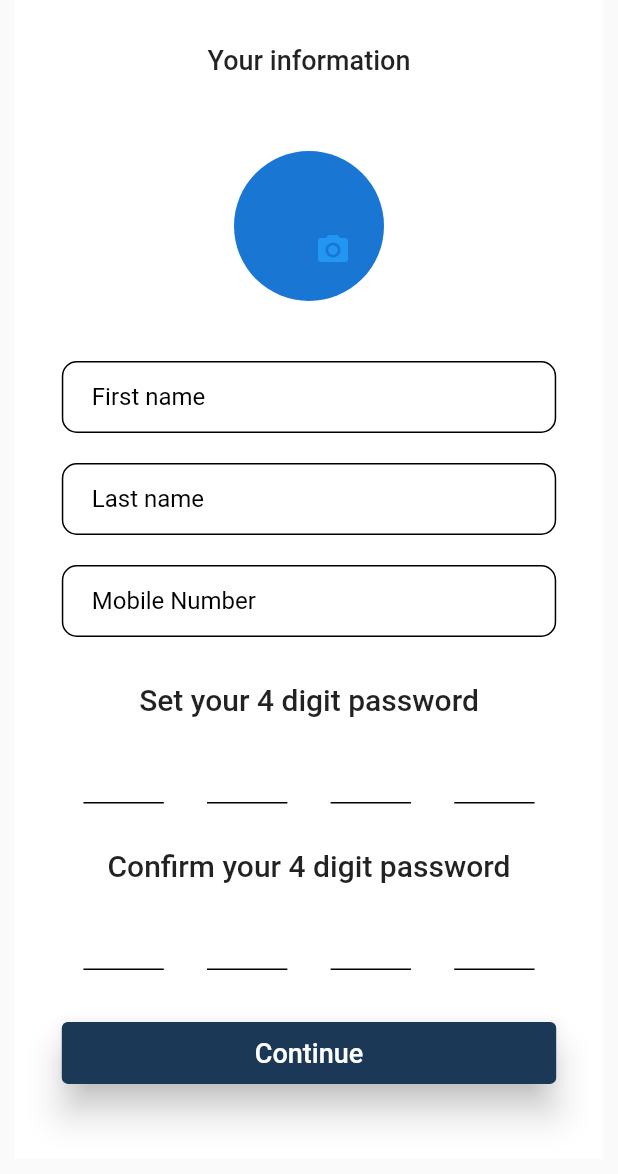
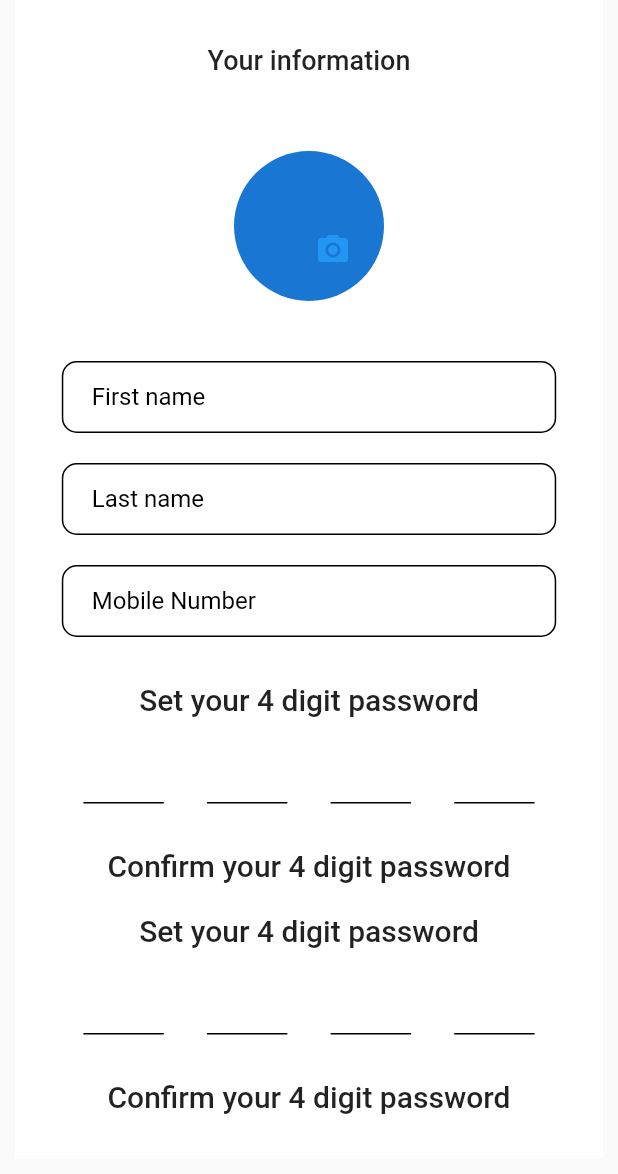
Before and after one commit to Tushaar28/Grooks, a Flutter app: the UserDetailScreen screen opened directly with empty values, on a phone screen of 412 x 824 dp, the part 62-1236 px from its top. Run offline on Flutter 3.47's test engine with Material 2 defaults, Android fonts, the phone set to English and light mode, and no system bars; drawn by our look-alikes of auto_size_text, otp_text_field; our stand-ins replace assets_audio_player, carousel_slider, cloud_firestore, cloud_functions, device_preview, double_back_to_close_app and 16 more; missing offline and left inert: cashfree_pg, clipboard, dbcrypt, encrypt, ota_update, slide_to_confirm; accounts and stored records are empty; Roboto replaces fonts that are missing (Poppins); project files that could hold a hidden picture were left out.

Commit message:
started password functionality

```diff
--- a/lib/screens/authentication/password_input_screen.dart
+++ b/lib/screens/authentication/password_input_screen.dart
@@ -242,7 +242,7 @@ class _PasswordScreenState extends State<PasswordScreen> {
                                           //             widget.question!.name,
                                           //         sharedViewMap:
                                           //             widget.sharedViewMap,
-                                          //       ),
+                                      //       ),
                                           //     ),
                                           //     (route) => false);
                                         } else {
--- a/lib/screens/user/user_detail_screen.dart
+++ b/lib/screens/user/user_detail_screen.dart
@@ -345,6 +345,96 @@ class _UserDetailScreenState extends State<UserDetailScreen> {
                         ),
                       ),
                     ),
+                    const Padding(
+                      padding: EdgeInsets.only(
+                        top: 20,
+                      ),
+                      child: Center(
+                        child: Text(
+                          "Set your 4 digit password",
+                          style: TextStyle(
+                            fontSize: 20,
+                            fontWeight: FontWeight.w500,
+                          ),
+                        ),
+                      ),
+                    ),
+                    SizedBox(
+                      width: MediaQuery.of(context).size.width * 0.8,
+                      child: Padding(
+                        padding: const EdgeInsets.fromLTRB(0, 10, 0, 10),
+                        child: OTPTextField(
+                          keyboardType: TextInputType.phone,
+                          obscureText: true,
+                          length: 4,
+                          width: MediaQuery.of(context).size.width,
+                          fieldWidth: MediaQuery.of(context).size.width * 0.13,
+                          otpFieldStyle: OtpFieldStyle(
+                            backgroundColor: Colors.white,
+                            borderColor: Colors.black,
+                            enabledBorderColor: Colors.black,
+                            focusBorderColor: Colors.black,
+                          ),
+                          style: const TextStyle(
+                            fontSize: 18,
+                            color: Colors.black,
+                          ),
+                          textFieldAlignment: MainAxisAlignment.spaceAround,
+                          fieldStyle: FieldStyle.underline,
+                          onChanged: (String value) {
+                            _passwordController.text = value;
+                          },
+                          onCompleted: (String pin) {
+                            _passwordController.text = pin.trim();
+                          },
+                        ),
+                      ),
+                    ),
+                    const Padding(
+                      padding: EdgeInsets.only(
+                        top: 20,
+                      ),
+                      child: Center(
+                        child: Text(
+                          "Confirm your 4 digit password",
+                          style: TextStyle(
+                            fontSize: 20,
+                            fontWeight: FontWeight.w500,
+                          ),
+                        ),
+                      ),
+                    ),
+                    SizedBox(
+                      width: MediaQuery.of(context).size.width * 0.8,
+                      child: Padding(
+                        padding: const EdgeInsets.fromLTRB(0, 10, 0, 10),
+                        child: OTPTextField(
+                          keyboardType: TextInputType.phone,
+                          obscureText: true,
+                          length: 4,
+                          width: MediaQuery.of(context).size.width,
+                          fieldWidth: MediaQuery.of(context).size.width * 0.13,
+                          otpFieldStyle: OtpFieldStyle(
+                            backgroundColor: Colors.white,
+                            borderColor: Colors.black,
+                            enabledBorderColor: Colors.black,
+                            focusBorderColor: Colors.black,
+                          ),
+                          style: const TextStyle(
+                            fontSize: 18,
+                            color: Colors.black,
+                          ),
+                          textFieldAlignment: MainAxisAlignment.spaceAround,
+                          fieldStyle: FieldStyle.underline,
+                          onChanged: (String value) {
+                            _confirmPasswordController.text = value;
+                          },
+                          onCompleted: (String pin) {
+                            _confirmPasswordController.text = pin.trim();
+                          },
+                        ),
+                      ),
+                    ),
                     SizedBox(
                       width: MediaQuery.of(context).size.width * 0.8,
                       child: Padding(
```
Also changed, not shown: 7 other files.
